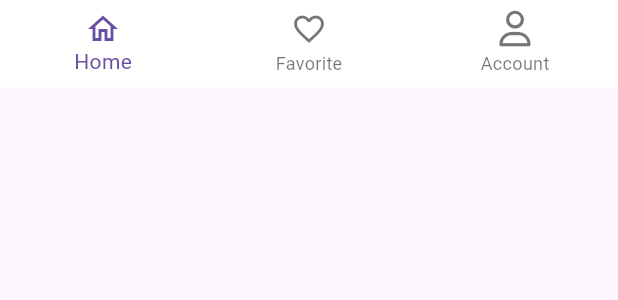
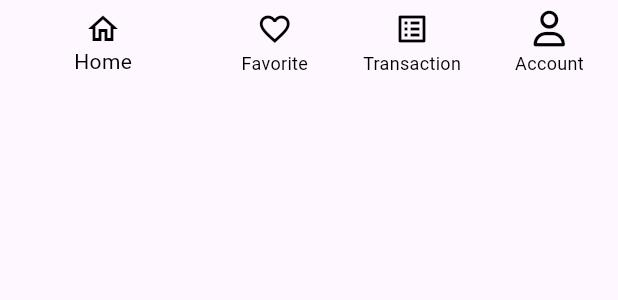
Before and after one commit to salsabilafnp/ecom_group2, a Flutter app: the BottomNavComponent widget shown alone on an empty page, opened directly, on a phone screen of 412 x 824 dp. Shown: the top 300 px of the screen. Run offline on Flutter 3.47's test engine with Material 3 defaults, Android fonts, the light colour scheme and no system bars; our stand-ins replace carousel_slider, dots_indicator, flutter_countdown_timer, flutter_svg, font_awesome_flutter, shared_preferences; accounts and stored records are empty; network calls fail.

Commit message:
edit bottom nav

```diff
--- a/lib/app/components/bottom_nav_component.dart
+++ b/lib/app/components/bottom_nav_component.dart
@@ -1,5 +1,6 @@
 import 'package:flutter/material.dart';
 import 'package:font_awesome_flutter/font_awesome_flutter.dart';
+import 'package:shared_preferences/shared_preferences.dart';
 
 class BottomNavComponent extends StatelessWidget {
   final int currentIndex;
@@ -13,11 +14,19 @@
 
   @override
   Widget build(BuildContext context) {
+    return FutureBuilder<bool>(
+      future: isLogin(),
+      builder: (context, snapshot) {
+        bool isLoggedIn = snapshot.data ?? false;
+
         return BottomNavigationBar(
           backgroundColor: Colors.white,
           onTap: onTabTapped,
           currentIndex: currentIndex,
           elevation: 0,
+          showUnselectedLabels: true,
+          unselectedItemColor: Colors.black,
+          selectedItemColor: Colors.black,
           items: [
             _bottomNavigationBarItem(
               icon: const Icon(Icons.home_outlined),
@@ -27,6 +36,11 @@
               icon: const Icon(Icons.favorite_outline),
               label: 'Favorite',
             ),
+            if (isLoggedIn)
+              _bottomNavigationBarItem(
+                icon: const Icon(Icons.list_alt),
+                label: 'Transaction',
+              ),
             _bottomNavigationBarItem(
               icon: const FaIcon(
                 FontAwesomeIcons.user,
@@ -34,6 +48,8 @@
               label: 'Account',
             ),
           ],
+        );
+      },
     );
   }
 
@@ -46,4 +62,11 @@
       label: label,
     );
   }
+
+  Future<bool> isLogin() async {
+    final SharedPreferences prefs = await SharedPreferences.getInstance();
+    bool? login = prefs.getBool('isLogin') ??
+        false; // Dapatkan status login dari SharedPreferences, default ke false jika tidak ada
+    return login;
   }
+}
--- a/lib/app/components/nav_component.dart
+++ b/lib/app/components/nav_component.dart
@@ -1,4 +1,5 @@
 import 'package:ecom_group2/app/components/bottom_nav_component.dart';
+import 'package:ecom_group2/app/modules/transaction/view/transaction_view.dart';
 import 'package:flutter/material.dart';
 import 'package:ecom_group2/app/modules/favorite/view/favorite_view.dart';
 import 'package:ecom_group2/app/modules/home/view/home_view.dart';
@@ -28,6 +29,7 @@
         children: const [
           HomeView(),
           FavoriteView(),
+          TransactionView(),
           ProfileView(),
         ],
       ),
```
Also changed, not shown: lib/app/modules/login/view/login_view.dart (+16 -6 lines), lib/app/modules/transaction/view/transaction_view.dart (added, +12 -0 lines), 5 other files. Lines whose indentation alone changed are shown as unchanged.
